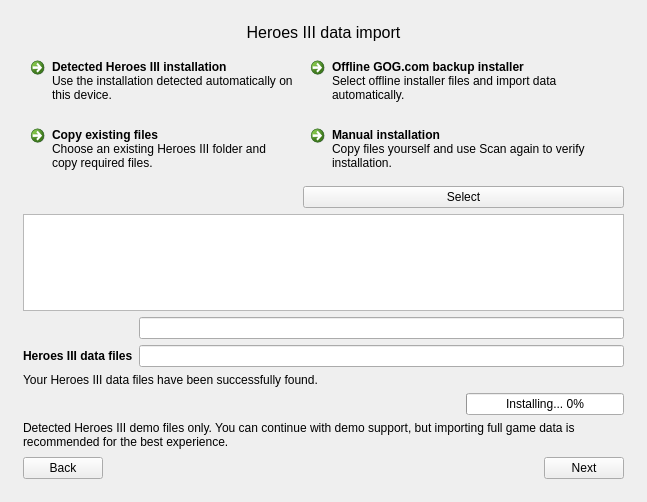
First picture: the form in launcher/firstLaunch/firstlaunch_moc.ui, repository GeorgeK1ng/vcmi, before the edit.
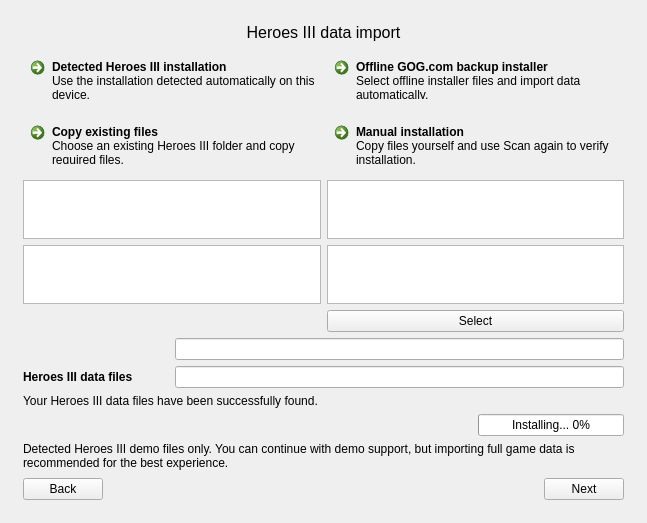
Second picture: the form after the edit. Icons and pictures are not drawn.

Commit message: Show per-tile data info and keep first-launch tiles uniform

Diff of the .ui file:
```diff
--- a/launcher/firstLaunch/firstlaunch_moc.ui
+++ b/launcher/firstLaunch/firstlaunch_moc.ui
@@ -224,7 +224,7 @@
         </spacer>
        </item>
        <item>
-        <layout class="QGridLayout" name="gridLayout" columnstretch="1,0,0,0">
+        <layout class="QGridLayout" name="gridLayout" columnstretch="1,1,1,1">
          <property name="spacing">
           <number>6</number>
          </property>
@@ -313,6 +313,13 @@
             <bool>true</bool>
            </property></widget>
          </item>
+         <item row="4" column="2" colspan="2">
+          <widget class="QTextBrowser" name="textBrowserDataGogInfo">
+           <property name="openExternalLinks">
+            <bool>true</bool>
+           </property>
+          </widget>
+         </item>
          <item row="3" column="2" colspan="2">
           <widget class="QCommandLinkButton" name="commandLinkButtonDataManual">
            <attribute name="buttonGroup">
@@ -335,6 +342,13 @@
             <bool>true</bool>
            </property></widget>
          </item>
+         <item row="5" column="2" colspan="2">
+          <widget class="QTextBrowser" name="textBrowserDataManualInfo">
+           <property name="openExternalLinks">
+            <bool>true</bool>
+           </property>
+          </widget>
+         </item>
          <item row="13" column="0">
           <widget class="QLabel" name="labelDataFiles">
            <property name="sizePolicy">
@@ -401,6 +415,13 @@
             <bool>true</bool>
            </property></widget>
          </item>
+         <item row="5" column="0" colspan="2">
+          <widget class="QTextBrowser" name="textBrowserDataCopyInfo">
+           <property name="openExternalLinks">
+            <bool>true</bool>
+           </property>
+          </widget>
+         </item>
          <item row="12" column="1" colspan="3">
           <widget class="QLineEdit" name="lineEditDataUser">
            <property name="enabled">
@@ -436,8 +457,12 @@
             <bool>true</bool>
            </property></widget>
          </item>
-         <item row="11" column="0" colspan="4">
-          <widget class="QTextBrowser" name="textBrowserDataOptionDetails"/>
+         <item row="4" column="0" colspan="2">
+          <widget class="QTextBrowser" name="textBrowserDataDetectedInfo">
+           <property name="openExternalLinks">
+            <bool>true</bool>
+           </property>
+          </widget>
          </item>
         </layout>
        </item>
```
The commit also changes 2 other files.
